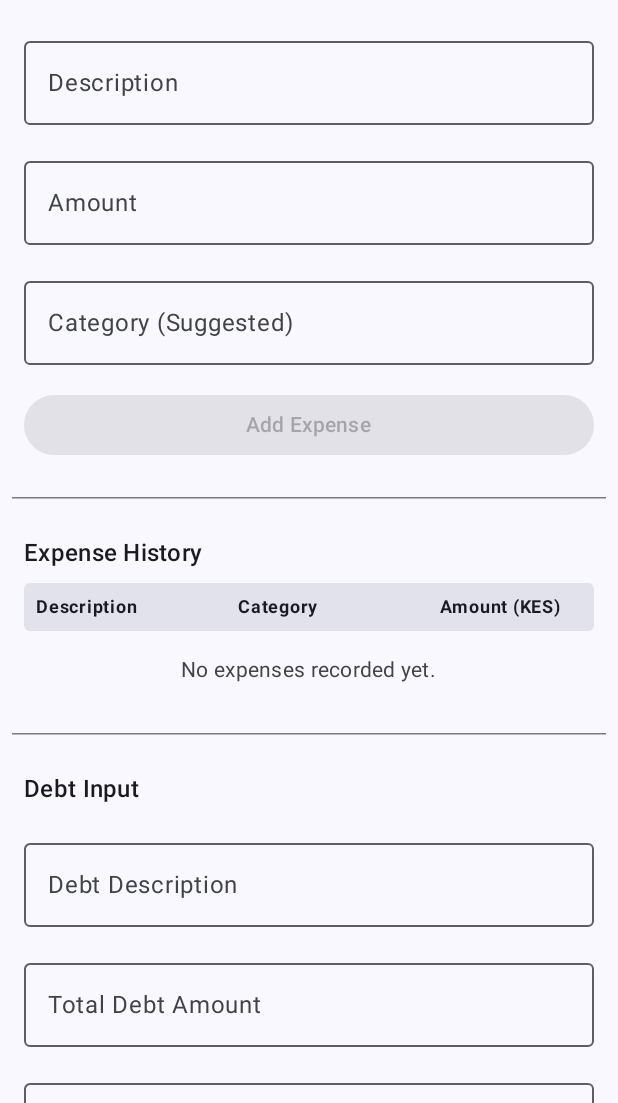
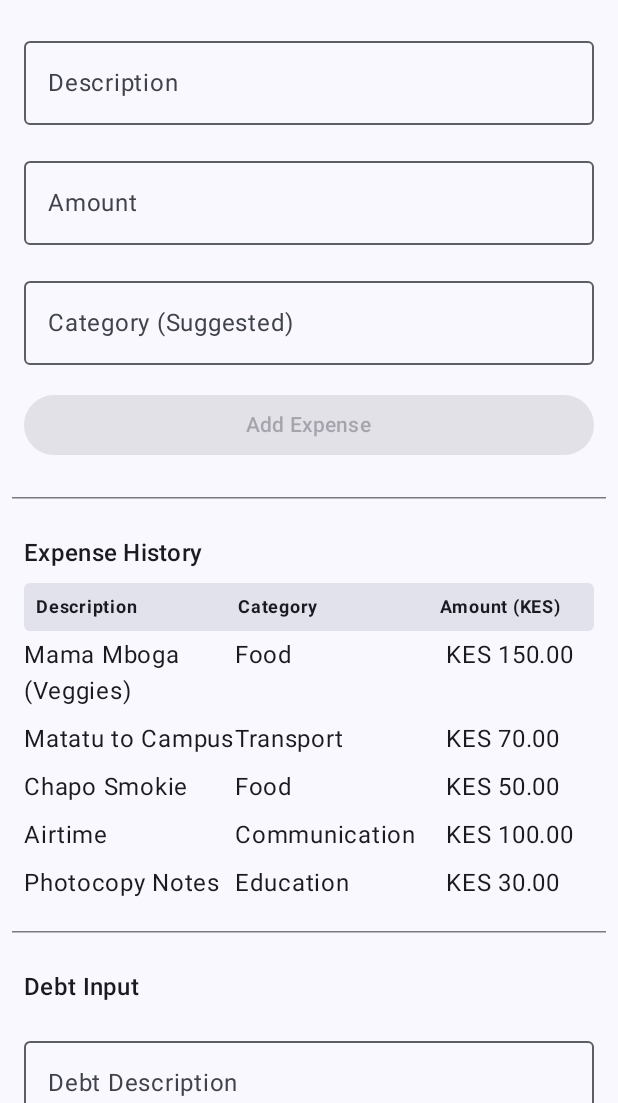
Before and after one commit to mutaician/SmartBudget, an Android app built with Jetpack Compose: the screen it shows after launch (MainActivity), on a phone screen of 412 x 824 dp, the part 133-1236 px from its top. Run offline under Robolectric (Android 15) with nearby library versions, the phone set to English and light mode, and no system bars; libraries missing offline, so code that uses them is left out: com.google.ai.client.

Commit message:
Refactor Finance Dashboard: Update test data and clean up commented code

```diff
--- a/app/src/main/java/com/example/smartbudget/FinanceDashboardScreen.kt
+++ b/app/src/main/java/com/example/smartbudget/FinanceDashboardScreen.kt
@@ -105,8 +105,8 @@ fun FinanceDashboardScreen(
             SectionDivider()
             GoalsInputSection(financeViewModel)
             GoalsSummarySection(financeViewModel)
-            SectionDivider()
-            loadTestData(financeViewModel)
+//            SectionDivider()
+//            loadTestData(financeViewModel)
             SectionDivider()
             AIAnalysisSection(financeViewModel, scrollState, onNavigateToChat)
         }
--- a/app/src/main/java/com/example/smartbudget/FinanceViewModel.kt
+++ b/app/src/main/java/com/example/smartbudget/FinanceViewModel.kt
@@ -61,22 +61,28 @@ class FinanceViewModel : ViewModel() {
     private val _chatHistory = MutableStateFlow<List<Pair<String, String>>>(emptyList())
     val chatHistory: StateFlow<List<Pair<String, String>>> = _chatHistory.asStateFlow()
 
+    // testing purposes for demo
+    init {
+        if (_expenses.value.isEmpty() && _debts.value.isEmpty() && _goals.value.isEmpty()) {
+            loadTestData()
+        }
+    }
     fun loadTestData() {
         _expenses.value = listOf(
-            Expense("Groceries", 400.0, "Food"),
-            Expense("Bus Fare", 50.0, "Transportation"),
-            Expense("Dinner Out", 150.0, "Food")
+            Expense("Mama Mboga (Veggies)", 150.0, "Food"),
+            Expense("Matatu to Campus", 70.0, "Transport"),
+            Expense("Chapo Smokie", 50.0, "Food"),
+            Expense("Airtime", 100.0, "Communication"),
+            Expense("Photocopy Notes", 30.0, "Education")
         )
         _debts.value = listOf(
-            Debt("Credit Card", 200.0, SimpleDateFormat("MM/dd/yyyy", Locale.US).parse("03/01/2025")),
-            Debt("Car Loan", 500.0, SimpleDateFormat("MM/dd/yyyy", Locale.US).parse("04/15/2025"))
+            Debt("HELB Loan", 5000.0, Date(2025 - 1900, 11, 31)),
+            Debt("Roommate Borrowed", 200.0, Date(2025 - 1900, 4, 1))
         )
-
         _goals.value = listOf(
-            Goal("Vacation", 1000.0, SimpleDateFormat("MM/dd/yyyy", Locale.US).parse("06/01/2025")),
-            Goal("Emergency Fund", 500.0, null)
+            Goal("New Laptop", 15000.0, Date(2025 - 1900, 7, 31)),
+            Goal("Graduation Party", 3000.0, Date(2025 - 1900, 11, 1))
         )
-        updateCategorySpending()
     }
 
     fun addExpense(description: String, amount: Double, category: String?) {
@@ -164,6 +170,7 @@ class FinanceViewModel : ViewModel() {
         - Total debt: $totalDebt KES
         - Debt details: $debtDetails
         - Financial goals: $goalDetails
+        - Today's date is  is ${SimpleDateFormat("MM/dd/yyyy", Locale.US).format(Date())}
 
         Write a response in this exact style:
         - Start with a friendly note about their spending and debt, saying if they’re doing okay.
@@ -176,14 +183,16 @@ class FinanceViewModel : ViewModel() {
     """.trimIndent()
 
         return try {
+            Log.d("FinanceViewModel", "AI Analysis prompt: $prompt")
             val response = generativeModel.generateContent(content { text(prompt) })
             val result = response.text ?: "Sorry, I couldn’t analyze your data right now."
-            _chatHistory.value += Pair("Get AI Analysis", result)
+//            _chatHistory.value += Pair("Get AI Analysis", result)
+
             result
         } catch (e: Exception) {
             Log.e("FinanceViewModel", "AI Analysis failed: ${e.message}")
             val error = "Oops! Something went wrong with the analysis."
-            _chatHistory.value += Pair("Get AI Analysis", error)
+//            _chatHistory.value += Pair("Get AI Analysis", error)
             error
         }
     }
@@ -212,11 +221,13 @@ class FinanceViewModel : ViewModel() {
             - Debt details: $debtDetails
             - Financial goals: $goalDetails
             - Past chat history: ${_chatHistory.value.joinToString("\n") { "User: ${it.first}\nAI: ${it.second}" }}
+            - Today's date is  is ${SimpleDateFormat("MM/dd/yyyy", Locale.US).format(Date())}
 
             Act as a financial expert and provide a detailed, thorough response in a friendly, conversational tone. Use the user’s financial data and past chats to give personalized advice. Include specific numbers and examples where relevant, explain your reasoning, and offer actionable steps they can take. Make the response comprehensive, not short or long, and avoid markdown or formal labels.
         """.trimIndent()
 
         return try {
+            Log.d("FinanceViewModel", "AI Chat prompt: $prompt")
             val response = generativeModel.generateContent(content { text(prompt) })
             val result = response.text ?: "Hmm, I’m not sure how to answer that right now!"
             _chatHistory.value += Pair(userQuery, result)
```
